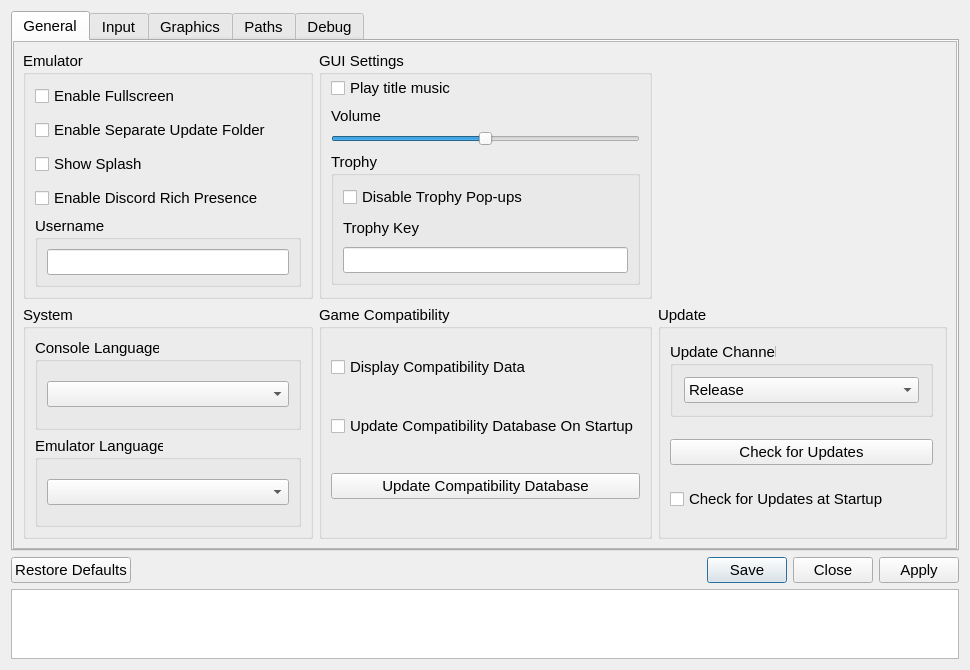
Above: src/qt_gui/settings_dialog.ui from shadps4-emu/shadPS4 before the change. Below: the same form after it.
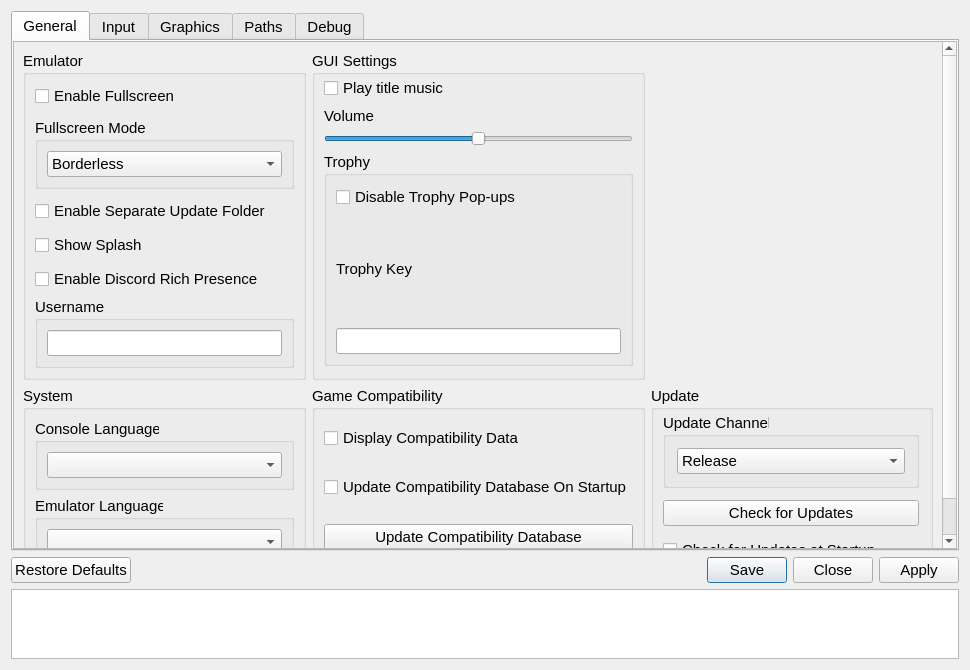
That is the form after the change. Icons and pictures are not drawn.

Commit message: Support for true fullscreen

What changed in the file:
```diff
--- a/src/qt_gui/settings_dialog.ui
+++ b/src/qt_gui/settings_dialog.ui
@@ -134,6 +134,35 @@
                    </property>
                   </widget>
                  </item>
+				 <item>
+                  <widget class="QGroupBox" name="fullscreenModeGroupBox">
+                   <property name="title">
+                    <string>Fullscreen Mode</string>
+                   </property>
+                   <layout class="QVBoxLayout" name="fullscreenModeLayout">
+                    <item>
+                     <widget class="QComboBox" name="fullscreenModeComboBox">
+                      <property name="sizePolicy">
+                       <sizepolicy hsizetype="Preferred" vsizetype="Fixed">
+                        <horstretch>0</horstretch>
+                        <verstretch>0</verstretch>
+                       </sizepolicy>
+                      </property>
+                      <item>
+                       <property name="text">
+                        <string>Borderless</string>
+                       </property>
+                      </item>
+                      <item>
+                       <property name="text">
+                        <string>True</string>
+                       </property>
+                      </item>
+                     </widget>
+                    </item>
+                   </layout>
+                  </widget>
+                 </item>
                  <item>
                   <widget class="QCheckBox" name="separateUpdatesCheckBox">
                    <property name="text">
```
The commit also changes 6 other files.
